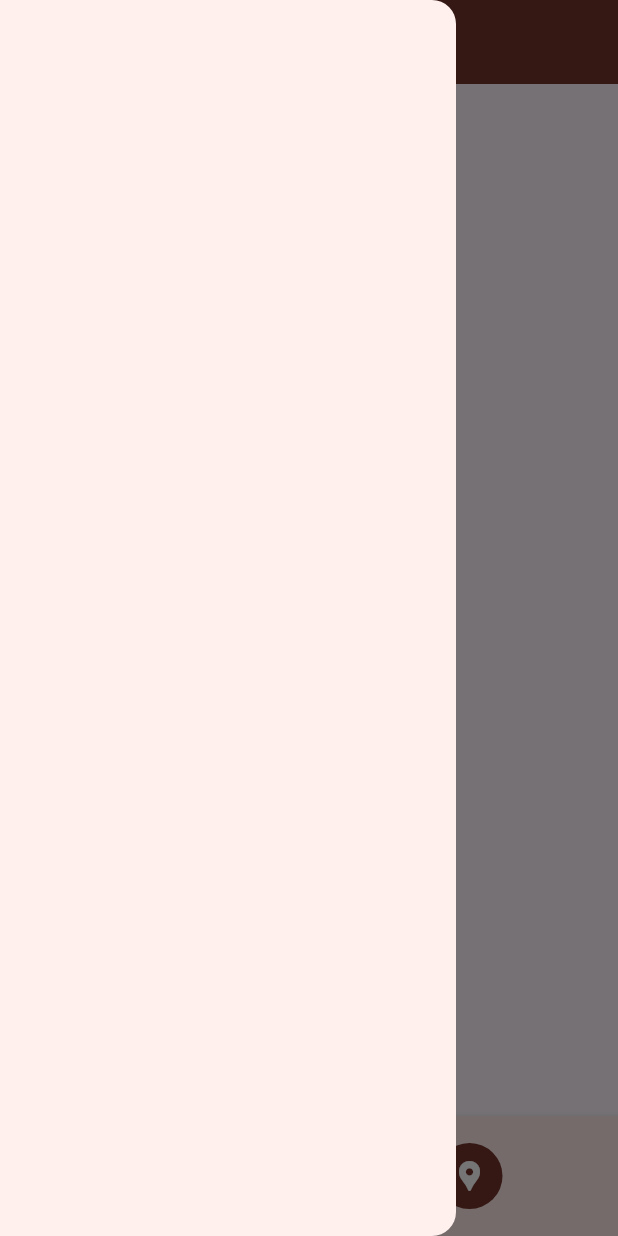
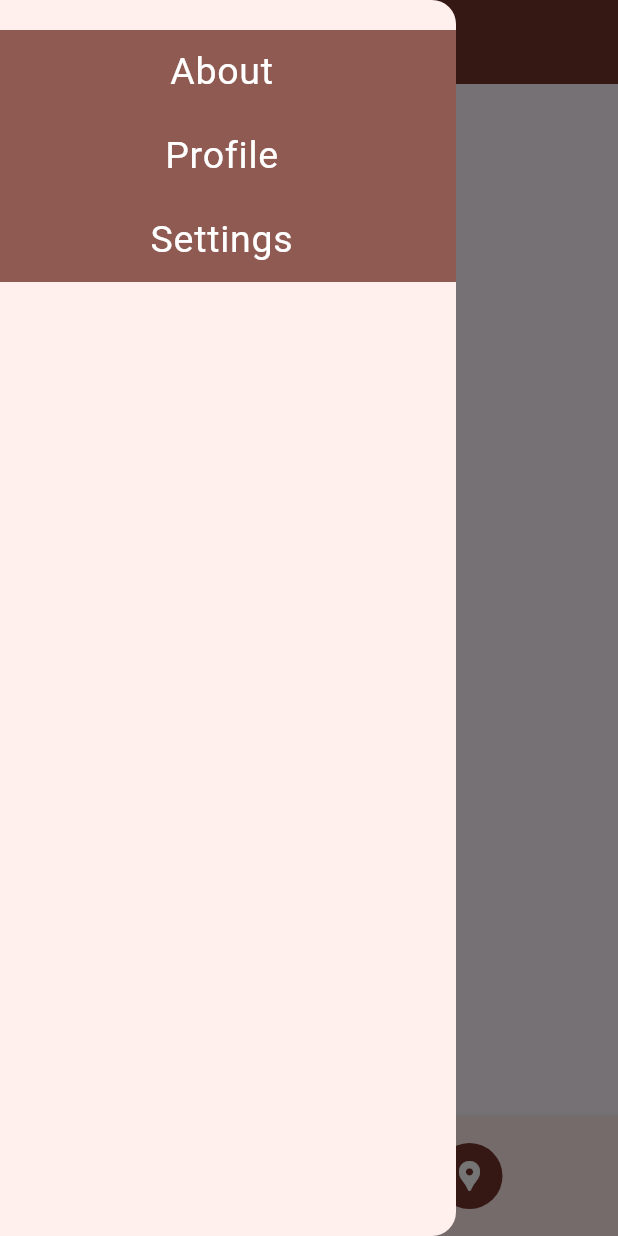
Before and after one commit to MaheswariDarish/fluttermp, a Flutter app: the screen it shows after launch, item 2 of the bottom bar chosen, in the side drawer, after a tap on the "home" icon, on a phone screen of 412 x 824 dp. Run offline on Flutter 3.47's test engine with Material 3 defaults, Android fonts, the phone set to English and light mode, and no system bars; our stand-ins replace get; missing offline and left inert: syncfusion_flutter_pdfviewer.

Commit message:
second commit

```diff
--- a/lib/main.dart
+++ b/lib/main.dart
@@ -1,7 +1,10 @@
 import 'package:flutter/cupertino.dart';
 import 'package:flutter/material.dart';
 import 'package:flutter/widgets.dart';
+import 'package:flutter_application_1/about.dart';
+import 'package:flutter_application_1/profile.dart';
 import 'package:flutter_application_1/screens/SreenHome.dart';
+import 'package:flutter_application_1/settings.dart';
 import 'package:get/get.dart';
 
 void main() {
@@ -17,6 +20,11 @@ class MyApp extends StatelessWidget {
   @override
   Widget build(BuildContext context) {
     return GetMaterialApp(
+      routes: {
+        '/about': (context) => About(),
+        '/profile': (context) => Profile(),
+        '/settings': (context) => Settings()
+      },
       debugShowCheckedModeBanner: false,
       title: 'Flutter Demo',
       theme: ThemeData().copyWith(
--- a/lib/screens/SreenHome.dart
+++ b/lib/screens/SreenHome.dart
@@ -1,7 +1,9 @@
+import 'package:flutter/cupertino.dart';
 import 'package:flutter/material.dart';
 import 'package:flutter_application_1/screens/ScreenMap.dart';
 import 'package:flutter_application_1/screens/ScreenNotifications.dart';
 import 'package:flutter_application_1/screens/StartingScreen.dart';
+import 'package:get/get.dart';
 
 class ScreenHome extends StatefulWidget {
   const ScreenHome({Key? key}) : super(key: key);
@@ -27,13 +29,70 @@ class _ScreenHomeState extends State<ScreenHome> {
         title: Text(screenNow == "StartingScreen" ? "Home" : "IHRD"),
         centerTitle: true,
       ),
-      drawer: const Drawer(
-        child: Column(
-          mainAxisAlignment: MainAxisAlignment.spaceEvenly,
-          crossAxisAlignment: CrossAxisAlignment.center,
-          children: [],
-        ),
-      ),
+      drawer: Drawer(
+          child: ListView(
+        padding: EdgeInsets.zero,
+        children: [
+          SizedBox(
+            height: 20,
+          ),
+          Container(
+            color:
+                Theme.of(context).appBarTheme.backgroundColor!.withOpacity(0.8),
+            child: ListTile(
+              title: const Text(
+                "About",
+                style: TextStyle(
+                  color: Colors.white,
+                  fontSize: 25,
+                ),
+                textAlign: TextAlign.center,
+              ),
+              onTap: () {
+                Navigator.pop(context);
+                Navigator.pushNamed(context, '/about');
+              },
+            ),
+          ),
+          Container(
+            color:
+                Theme.of(context).appBarTheme.backgroundColor!.withOpacity(0.8),
+            child: ListTile(
+              title: const Text(
+                "Profile",
+                style: TextStyle(
+                  color: Colors.white,
+                  fontSize: 25,
+                ),
+                textAlign: TextAlign.center,
+              ),
+              onTap: () {
+                Navigator.pop(context);
+
+                Navigator.pushNamed(context, '/profile');
+              },
+            ),
+          ),
+          Container(
+            color:
+                Theme.of(context).appBarTheme.backgroundColor!.withOpacity(0.8),
+            child: ListTile(
+              title: const Text(
+                "Settings",
+                style: TextStyle(
+                  color: Colors.white,
+                  fontSize: 25,
+                ),
+                textAlign: TextAlign.center,
+              ),
+              onTap: () {
+                Navigator.pop(context);
+                Navigator.pushNamed(context, '/settings');
+              },
+            ),
+          )
+        ],
+      )),
       body: activeScreen,
       bottomNavigationBar: BottomAppBar(
         shadowColor: Colors.black,
--- a/lib/screens/StartingScreen.dart
+++ b/lib/screens/StartingScreen.dart
@@ -27,7 +27,7 @@ class _StartScreenState extends State<StartingScreen> {
   Widget build(context) {
     return ListView(
       children: [
-        const SizedBox(height: 50),
+        const SizedBox(height: 35),
         Container(
           child: CircleAvatar(
             radius: 70,
@@ -53,9 +53,9 @@ class _StartScreenState extends State<StartingScreen> {
             fontWeight: FontWeight.bold,
           ),
         ),
-        const SizedBox(height: 100),
+        const SizedBox(height: 50),
         Padding(
-          padding: const EdgeInsets.only(top: 20, left: 15, right: 15),
+          padding: const EdgeInsets.only(top: 20, left: 10, right: 10),
           child: Column(
             children: [
               GridView.builder(
@@ -82,7 +82,7 @@ class _StartScreenState extends State<StartingScreen> {
                         //child:
                         Padding(
                           padding: const EdgeInsets.symmetric(
-                              horizontal: 35, vertical: 5),
+                              horizontal: 40, vertical: 20),
                           child: nameicon[index],
                         ),
                         // ),
@@ -109,7 +109,6 @@ class _StartScreenState extends State<StartingScreen> {
             ],
           ),
         ),
-        SizedBox(height: 34),
       ],
     );
   }
--- /dev/null
+++ b/lib/settings.dart
@@ -0,0 +1,16 @@
+import 'package:flutter/cupertino.dart';
+import 'package:flutter/material.dart';
+
+class Settings extends StatelessWidget {
+  @override
+  Widget build(context) {
+    return Scaffold(
+        appBar: AppBar(
+          title: Text('Settings'),
+          centerTitle: true,
+        ),
+        body: Center(
+          child: Text("Settings"),
+        ));
+  }
+}
```
Also changed, not shown: lib/about.dart (added, +17 -0 lines), lib/profile.dart (added, +36 -0 lines), 1 other file.
